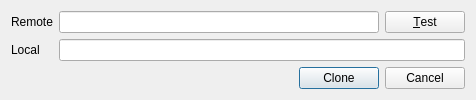
soramimi/Guitar, file src/CloneDialog.ui: the form before one commit.
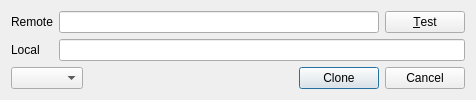
The form after the commit.

```diff
--- a/src/CloneDialog.ui
+++ b/src/CloneDialog.ui
@@ -54,6 +54,9 @@
    </item>
    <item>
     <layout class="QHBoxLayout" name="horizontalLayout">
+     <item>
+      <widget class="QComboBox" name="comboBox"/>
+     </item>
      <item>
       <spacer name="horizontalSpacer">
        <property name="orientation">
```
